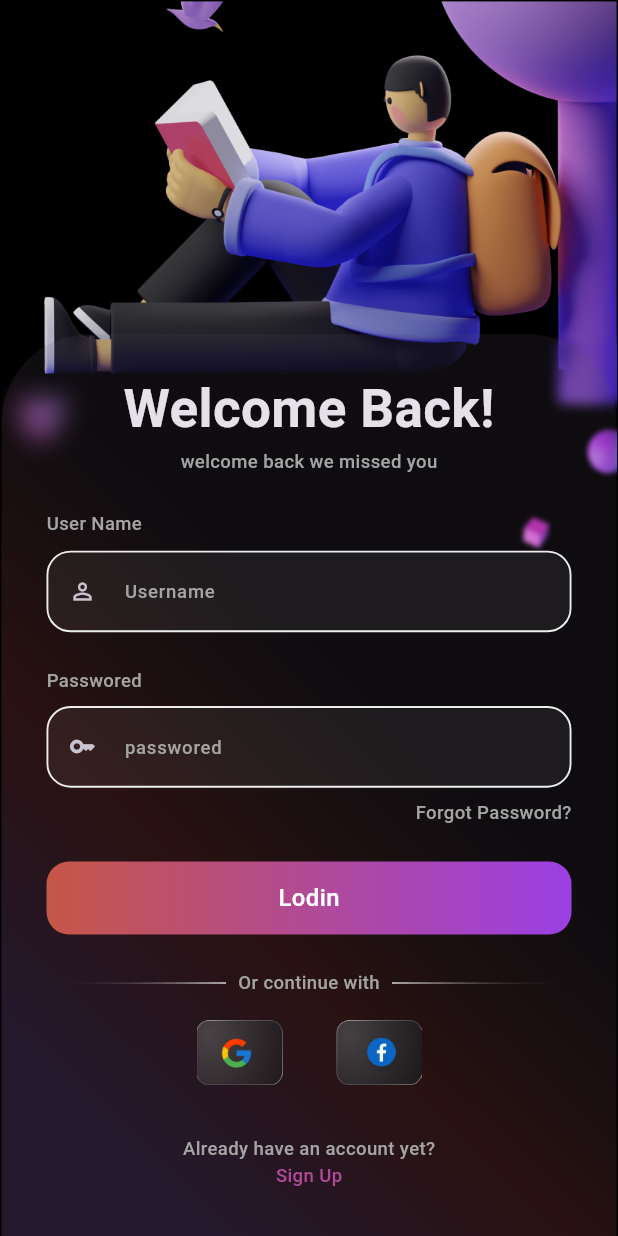
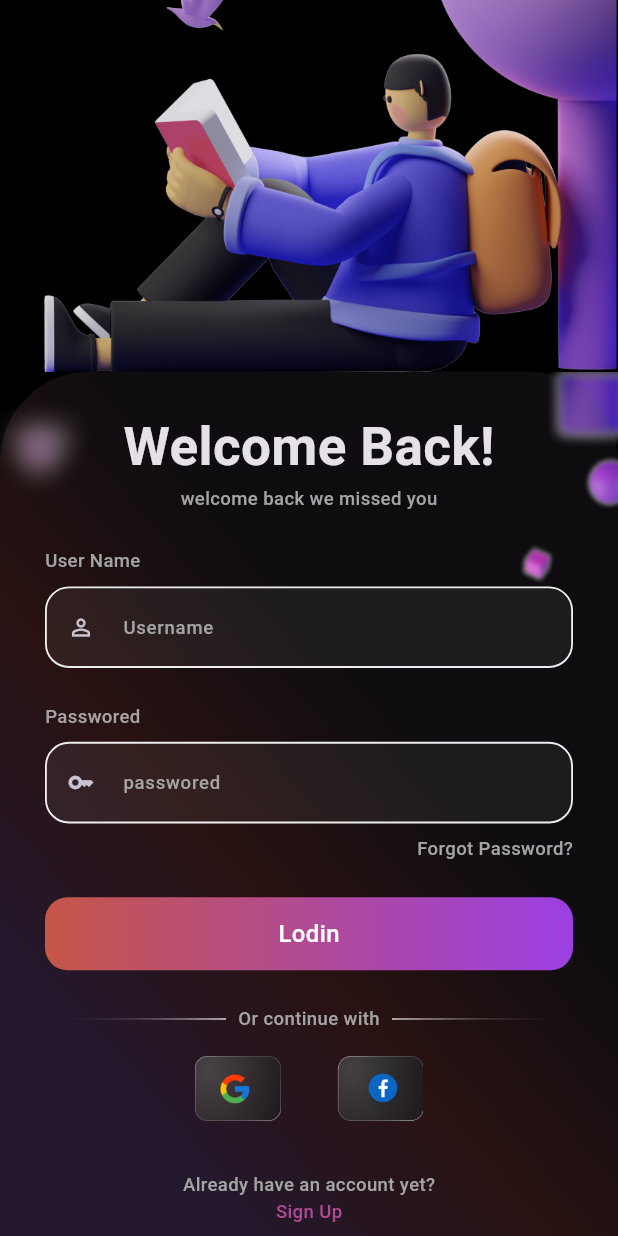
Before and after one commit to islam-diab/my_authentication, a Flutter app: the screen it shows after launch, on a phone screen of 412 x 824 dp. Run offline on Flutter 3.47's test engine with Material 3 defaults, Android fonts, the phone set to English and light mode, and no system bars; our stand-ins replace flutter_screenutil.

Commit message:
finish login ui

```diff
--- a/lib/feature/login/ui/screen/login_view.dart
+++ b/lib/feature/login/ui/screen/login_view.dart
@@ -1,7 +1,6 @@
 import 'package:flutter/material.dart';
 import 'package:flutter_screenutil/flutter_screenutil.dart';
 import 'package:my_authentication/feature/login/ui/widget/container_info.dart';
-import 'package:my_authentication/feature/login/ui/widget/top_scrern.dart';
 
 class LoginView extends StatelessWidget {
   const LoginView({super.key});
@@ -10,22 +9,16 @@ class LoginView extends StatelessWidget {
   Widget build(BuildContext context) {
     return Scaffold(
       body: SingleChildScrollView(
+        child: Container(
+          color: Colors.black,
+          // height: 932.h,
           child: Column(
             children: [
+              Image.asset('assets/image/login.png'),
               Stack(
                 children: [
-                Container(
-                  color: Colors.black,
-                  height: 932.h,
-                ),
-                const TopScreen(),
-                Positioned(
-                  top: 220,
-                  left: 1,
-                  right: 1,
-                  child: Image.asset(
+                  Image.asset(
                     'assets/image/2.png',
-                  ),
                   ),
                   const ContainerInfo(),
                 ],
@@ -33,6 +26,7 @@ class LoginView extends StatelessWidget {
             ],
           ),
         ),
+      ),
     );
   }
 }
--- a/lib/feature/login/ui/widget/container_info.dart
+++ b/lib/feature/login/ui/widget/container_info.dart
@@ -1,7 +1,6 @@
 import 'package:flutter/material.dart';
 import 'package:flutter_screenutil/flutter_screenutil.dart';
 import 'package:my_authentication/core/helper/spaser.dart';
-import 'package:my_authentication/core/theming/text_styles.dart';
 import 'package:my_authentication/feature/login/ui/widget/another_signup.dart';
 import 'package:my_authentication/feature/login/ui/widget/contianer_with_opacity.dart';
 import 'package:my_authentication/feature/login/ui/widget/custom_text_buttom.dart';
@@ -15,11 +14,7 @@ class ContainerInfo extends StatelessWidget {
 
   @override
   Widget build(BuildContext context) {
-    return Positioned(
-      top: 252.h,
-      left: 1,
-      right: 1,
-      child: ContianerwithOpacity(
+    return ContianerwithOpacity(
       child: Column(
         children: [
           const WelcomeText(),
@@ -33,7 +28,6 @@ class ContainerInfo extends StatelessWidget {
           const SiginUpFromLogin()
         ],
       ),
-      ),
     );
   }
 }
--- a/lib/feature/login/ui/widget/contianer_with_opacity.dart
+++ b/lib/feature/login/ui/widget/contianer_with_opacity.dart
@@ -8,8 +8,8 @@ class ContianerwithOpacity extends StatelessWidget {
   @override
   Widget build(BuildContext context) {
     return Container(
-      width: 447.w,
-      height: 803.h,
+      // width: 447.w,
+      height: MediaQuery.of(context).size.height - 260.h,
       decoration: ShapeDecoration(
         gradient: LinearGradient(
           begin: const Alignment(.2, -0.34),
@@ -20,9 +20,10 @@ class ContianerwithOpacity extends StatelessWidget {
             const Color(0xFFB379DF).withOpacity(0.2)
           ],
         ),
+        // ignore: prefer_const_constructors
         shape: RoundedRectangleBorder(
-          borderRadius: BorderRadius.circular(59),
-        ),
+            borderRadius: const BorderRadius.only(
+                topLeft: Radius.circular(60), topRight: Radius.circular(60))),
       ),
       child: Padding(
         padding: const EdgeInsets.symmetric(horizontal: 30),
--- a/lib/feature/login/ui/widget/text_form_field.dart
+++ b/lib/feature/login/ui/widget/text_form_field.dart
@@ -25,6 +25,7 @@ class AppTextFormField extends StatelessWidget {
       // validator: (value) {
       //   return validator(value);
       // },
+      keyboardType: TextInputType.emailAddress,
       obscureText: isObscureText ?? false,
       style: TextStyles.font14Medium,
       decoration: InputDecoration(
--- a/lib/feature/login/ui/widget/user_pass_form.dart
+++ b/lib/feature/login/ui/widget/user_pass_form.dart
@@ -18,7 +18,7 @@ class UserAndPasswoed extends StatelessWidget {
             style: TextStyles.font14Medium,
           ),
         ),
-        verticalSpace(10),
+        verticalSpace(10.h),
         const AppTextFormField(
           hintText: 'Username',
           prefixIcon: Icon(Icons.person_outline),
@@ -33,6 +33,7 @@ class UserAndPasswoed extends StatelessWidget {
         ),
         verticalSpace(10.h),
         const AppTextFormField(
+          isObscureText: true,
           hintText: 'passwored',
           prefixIcon: Icon(Icons.key_outlined),
         ),
```
Also changed, not shown: assets/image/2.png, assets/image/login.png. Lines whose indentation alone changed are shown as unchanged.
